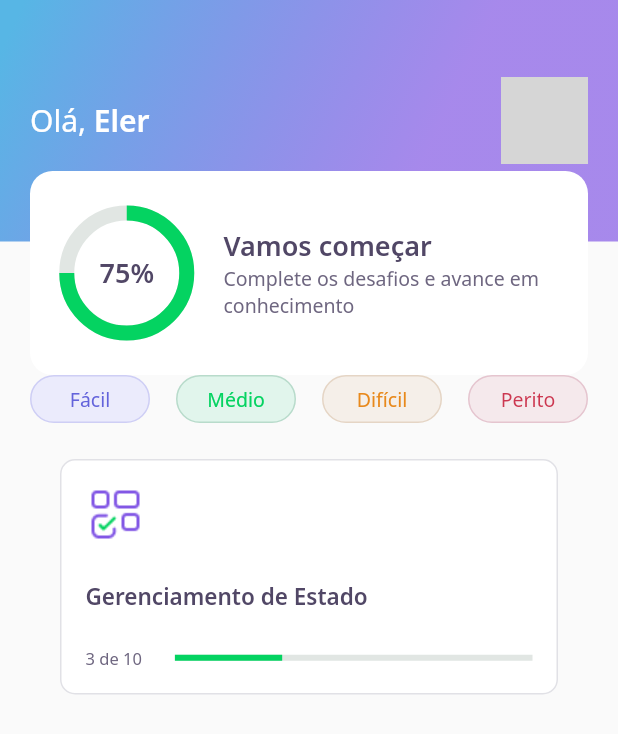
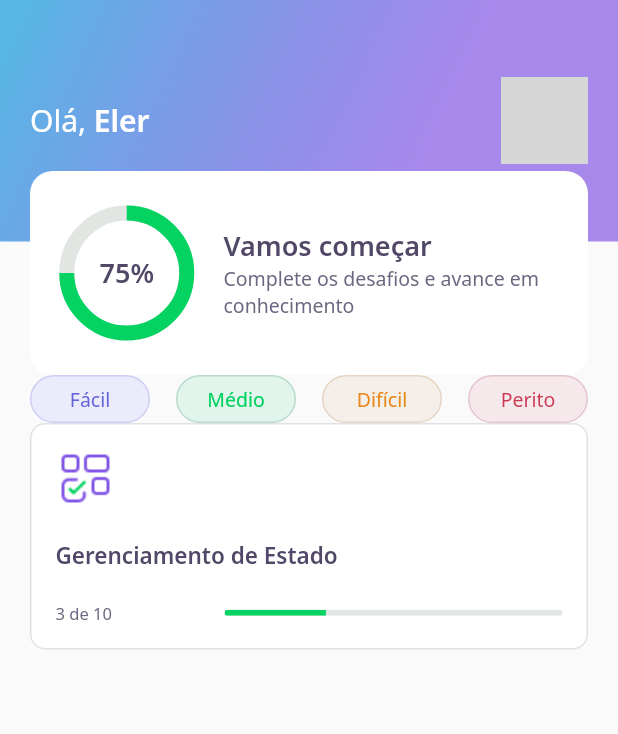
Before and after one commit to GuiEler/devquiz, a Flutter app: the screen it shows after launch, on a phone screen of 412 x 824 dp. Shown: the top 734 px of the screen. Run offline on Flutter 3.47's test engine with Material 2 defaults, Android fonts, the phone set to English and light mode, and no system bars; our stand-ins replace google_fonts; network calls fail; grey boxes are pictures that could not be loaded.

Commit message:
Created the progress indicator as a shared widget

```diff
--- a/lib/home/widgets/quiz_card_widget/quiz_card_widget.dart
+++ b/lib/home/widgets/quiz_card_widget/quiz_card_widget.dart
@@ -1,4 +1,5 @@
 import 'package:devquiz/core/core.dart';
+import 'package:devquiz/shared/widgets/progress_indicator/progress_indicator_widget.dart';
 import 'package:flutter/material.dart';
 
 class QuizCardWidget extends StatelessWidget {
@@ -6,11 +7,7 @@ class QuizCardWidget extends StatelessWidget {
 
   @override
   Widget build(BuildContext context) {
-    return Padding(
-      padding: const EdgeInsets.only(top: 24, left: 20, right: 20),
-      child: Container(
-        // height: 160,
-        // width: 177,
+    return Container(
       padding: EdgeInsets.all(16),
       decoration: BoxDecoration(
           border: Border.fromBorderSide(BorderSide(color: AppColors.border)),
@@ -24,12 +21,12 @@ class QuizCardWidget extends StatelessWidget {
             width: 40,
             child: Image.asset(AppImages.blocks),
           ),
-            SizedBox(height: 24),
+          SizedBox(height: 21),
           Text(
             "Gerenciamento de Estado",
             style: AppTextStyles.heading15,
           ),
-            SizedBox(height: 24),
+          SizedBox(height: 21),
           Row(
             children: [
               Expanded(
@@ -40,19 +37,13 @@ class QuizCardWidget extends StatelessWidget {
                 ),
               ),
               Expanded(
-                  flex: 4,
-                  child: LinearProgressIndicator(
-                    value: 0.3,
-                    backgroundColor: AppColors.chartSecondary,
-                    valueColor:
-                        AlwaysStoppedAnimation<Color>(AppColors.chartPrimary),
-                  ),
+                flex: 2,
+                child: ProgressIndicatorWidget(value: 0.3)
               )
             ],
           )
         ],
       ),
-      ),
     );
   }
 }
--- /dev/null
+++ b/lib/shared/widgets/progress_indicator/progress_indicator_widget.dart
@@ -0,0 +1,19 @@
+import 'package:devquiz/core/core.dart';
+import 'package:flutter/material.dart';
+
+class ProgressIndicatorWidget extends StatelessWidget {
+  final double value;
+  const ProgressIndicatorWidget({Key? key, required this.value}) : super(key: key);
+
+  @override
+  Widget build(BuildContext context) {
+    return ClipRRect(
+      borderRadius: BorderRadius.all(Radius.circular(10)),
+      child: LinearProgressIndicator(
+        value: value,
+        backgroundColor: AppColors.chartSecondary,
+        valueColor: AlwaysStoppedAnimation<Color>(AppColors.chartPrimary),
+      ),
+    );
+  }
+}
```
Lines whose indentation alone changed are shown as unchanged.
